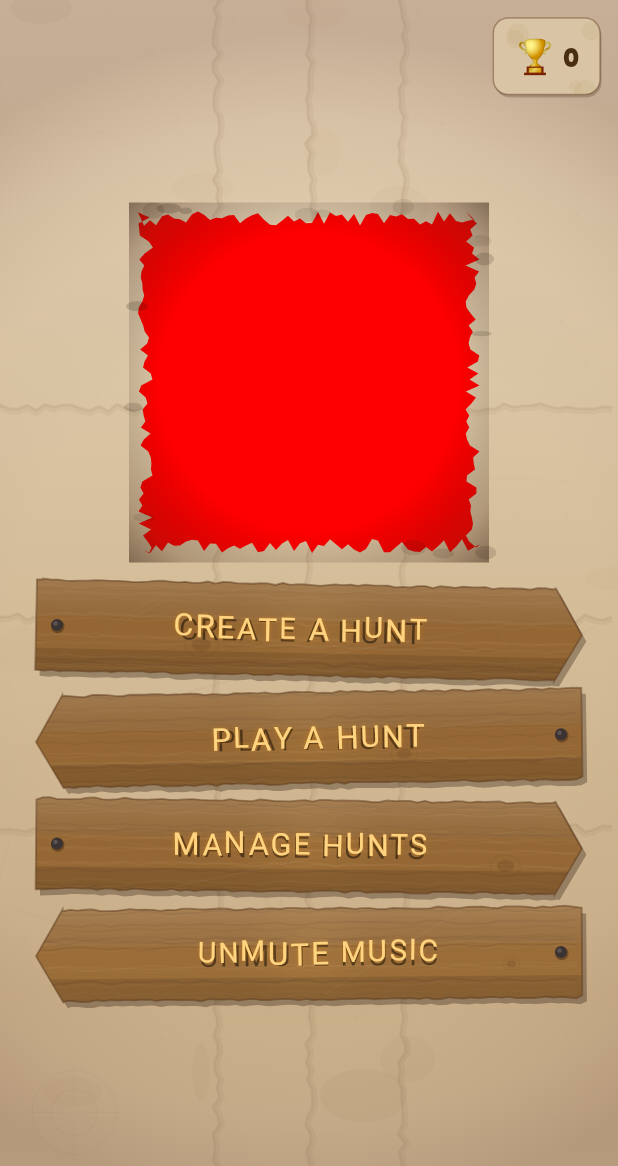
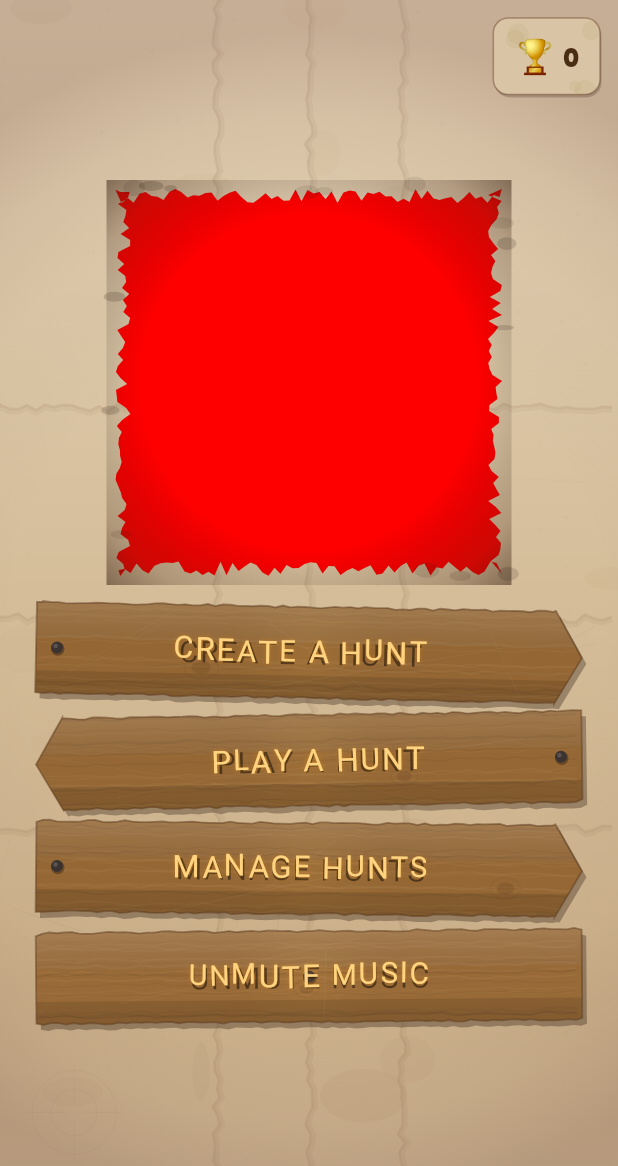
Before and after one commit to saturn1888/saturn1888, a Flutter app: the screen it shows after launch, after a tap on "MUTE MUSIC", on a phone screen of 412 x 824 dp. Shown: the top 1166 px of the screen. Run offline on Flutter 3.47's test engine with Material 3 defaults, Android fonts, the phone set to English and light mode, and no system bars; our stand-ins replace audioplayers, confetti, google_fonts, hive, hive_flutter, image_picker; accounts and stored records are empty.

Commit message:
Bigger logo, plain plank (no arrow) for mute button
- Logo back to 270x270
- Mute button uses arrowDirection: 0 for plain rectangular plank
- SignpostPlankPainter now supports arrowDirection 0 (no pointed end)
- Nail centred on plain plank instead of at one end

https://claude.ai/code/session_017Aw2r6LuaKG11VTUwd3Kn5

```diff
--- a/lib/screens/home_screen.dart
+++ b/lib/screens/home_screen.dart
@@ -94,16 +94,16 @@ class _HomeScreenState extends State<HomeScreen> {
                       const SizedBox(height: 8),
                       // Logo
                       SizedBox(
-                        width: 240,
-                        height: 240,
+                        width: 270,
+                        height: 270,
                         child: CustomPaint(
                           foregroundPainter: _TornEdgeOverlayPainter(),
                           child: ClipPath(
                             clipper: _TornEdgeClipper(),
                             child: Image.asset(
                               'assets/images/ozhunt_logo.png',
-                              width: 240,
-                              height: 240,
+                              width: 270,
+                              height: 270,
                               fit: BoxFit.cover,
                               errorBuilder: (context, error, stackTrace) {
                                 return Container(
@@ -158,7 +158,7 @@ class _HomeScreenState extends State<HomeScreen> {
                       _SignpostPlank(
                         label: _isMuted ? 'Unmute Music' : 'Mute Music',
                         tilt: -0.008,
-                        arrowDirection: -1,
+                        arrowDirection: 0,
                         seed: _isMuted ? 5 : 4,
                         onTap: _toggleMute,
                       ),
@@ -255,7 +255,7 @@ class _PaintedText extends StatelessWidget {
 class _SignpostPlank extends StatelessWidget {
   final String label;
   final double tilt;
-  final int arrowDirection; // 1 = right, -1 = left
+  final int arrowDirection; // 1 = right, -1 = left, 0 = no arrow
   final int seed;
   final VoidCallback onTap;
 
@@ -379,21 +379,31 @@ class _SignpostPlankPainter extends CustomPainter {
     final arrowDepth = 18.0;
     final midY = size.height / 2;
 
-    if (arrowDirection == 1) {
+    if (arrowDirection == 0) {
+      // Plain rectangular plank — no arrow
+      plank.moveTo(4, rng.nextDouble() * jag);
+      for (double x = 4; x < size.width - 4; x += step) {
+        plank.lineTo(x, rng.nextDouble() * jag);
+      }
+      plank.lineTo(size.width, rng.nextDouble() * jag * 2);
+      plank.lineTo(size.width, size.height - rng.nextDouble() * jag * 2);
+      for (double x = size.width - 4; x > 4; x -= step) {
+        plank.lineTo(x, size.height - rng.nextDouble() * jag);
+      }
+      plank.lineTo(0, size.height - rng.nextDouble() * jag * 2);
+      plank.lineTo(0, rng.nextDouble() * jag * 2);
+    } else if (arrowDirection == 1) {
       // Point on the right side
       plank.moveTo(4, rng.nextDouble() * jag);
       for (double x = 4; x < size.width - arrowDepth; x += step) {
         plank.lineTo(x, rng.nextDouble() * jag);
       }
-      // Arrow point
       plank.lineTo(size.width - arrowDepth, 0);
       plank.lineTo(size.width, midY);
       plank.lineTo(size.width - arrowDepth, size.height);
-      // Bottom edge
       for (double x = size.width - arrowDepth; x > 4; x -= step) {
         plank.lineTo(x, size.height - rng.nextDouble() * jag);
       }
-      // Left edge (straight-ish)
       plank.lineTo(0, size.height - rng.nextDouble() * jag * 2);
       plank.lineTo(0, rng.nextDouble() * jag * 2);
     } else {
@@ -402,14 +412,11 @@ class _SignpostPlankPainter extends CustomPainter {
       for (double x = arrowDepth; x < size.width - 4; x += step) {
         plank.lineTo(x, rng.nextDouble() * jag);
       }
-      // Right edge
       plank.lineTo(size.width, rng.nextDouble() * jag * 2);
       plank.lineTo(size.width, size.height - rng.nextDouble() * jag * 2);
-      // Bottom edge
       for (double x = size.width - 4; x > arrowDepth; x -= step) {
         plank.lineTo(x, size.height - rng.nextDouble() * jag);
       }
-      // Arrow point on left
       plank.lineTo(arrowDepth, size.height);
       plank.lineTo(0, midY);
       plank.lineTo(arrowDepth, 0);
@@ -509,7 +516,9 @@ class _SignpostPlankPainter extends CustomPainter {
     }
 
     // — Nail hole (near the non-arrow end) —
-    final nailX = arrowDirection == 1 ? 14.0 : size.width - 14.0;
+    final nailX = arrowDirection == 0
+        ? size.width / 2
+        : arrowDirection == 1 ? 14.0 : size.width - 14.0;
     final nailY = midY;
     canvas.drawCircle(
       Offset(nailX + 0.5, nailY + 1),
```
